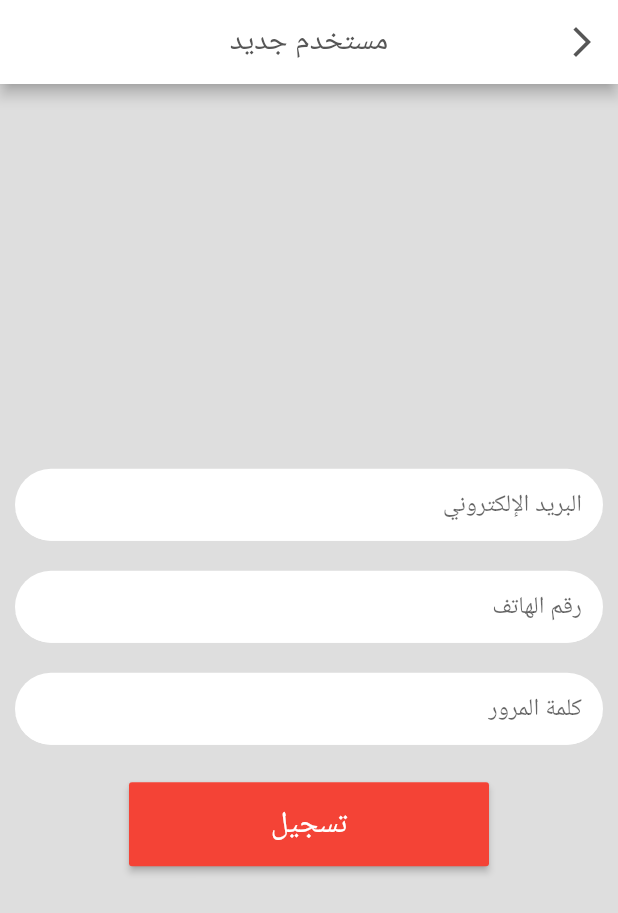
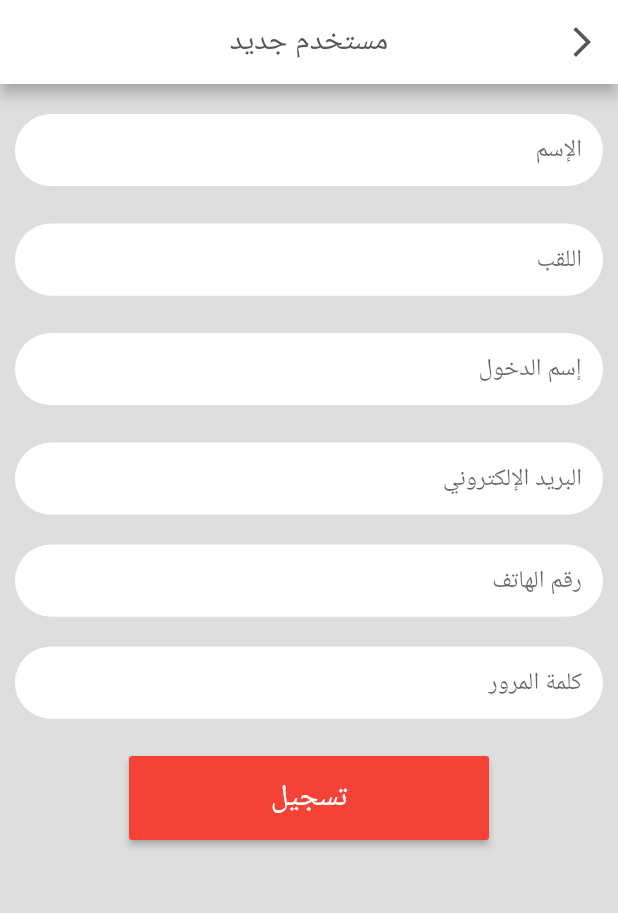
Before and after one commit to Alashiq/Flutter-Qustion-App, a Flutter app: the RegisterScreen screen opened by its route, after a tap on "تسجيل", on a phone screen of 412 x 824 dp. Shown: the top 913 px of the screen. Run offline on Flutter 3.47's test engine with Material 2 defaults, Android fonts, the light colour scheme and no system bars; our stand-ins replace get, google_fonts; accounts and stored records are empty; network calls fail; Roboto replaces fonts that are missing (Tajawal).

Commit message:
Make Register API

```diff
--- a/lib/controllers/user_controller.dart
+++ b/lib/controllers/user_controller.dart
@@ -15,8 +15,7 @@ class UserController extends ChangeNotifier {
   Future<void> login() async {
     print(emailIn.text);
     print(passwordIn.text);
-    dynamic _resData =
-        await DataApi().loginAPI(emailIn.text, passwordIn.text);
+    dynamic _resData = await DataApi().loginAPI(emailIn.text, passwordIn.text);
     if (_resData != null) {
       user = UserModel.fromJson(_resData);
       Get.offNamed('/home');
@@ -25,27 +24,28 @@ class UserController extends ChangeNotifier {
     notifyListeners();
   }
 
-
-
-
-
-    //
+  //
   //
   //
   //=========================> Register Function
+  final firstNameRg = TextEditingController();
+  final lastNameRg = TextEditingController();
+  final loginNameRg = TextEditingController();
   final emailRg = TextEditingController();
   final phoneRg = TextEditingController();
   final passwordRg = TextEditingController();
   Future<void> register() async {
     print(emailIn.text);
-    dynamic _resData =
-        await DataApi().registerAPI(emailRg.text,phoneRg.text, passwordRg.text);
+    dynamic _resData = await DataApi().registerAPI(
+        firstNameRg.text,
+        lastNameRg.text,
+        loginNameRg.text,
+        emailRg.text,
+        passwordRg.text,
+        phoneRg.text);
     if (_resData != null) {
-      user = UserModel.fromJson(_resData);
-      Get.offNamed('/home');
+      Get.offNamed('/');
     }
     notifyListeners();
   }
-
-
 }
--- a/lib/services/api/data_services.dart
+++ b/lib/services/api/data_services.dart
@@ -26,30 +26,29 @@ class DataApi {
     }
   }
 
-  // Login API
-  Future<dynamic> registerAPI(
-      String email, String phone, String password) async {
-    if (email == 'a' && password == '123')
-      return json.decode(
-          '{"token":"libya token","id":1,"phone":"0926503011","name":"عبدالسميع محمود"}');
-    var body =
-        jsonEncode({'username': email, 'phone': phone, 'password': password});
-    var headers = {
-      "Accept": "application/json",
-      "content-type": "application/json"
-    };
+
+   // Register API
+  Future<dynamic> registerAPI(String firstName, String lastName, String loginName, String email, String password,String phone) async {
     try {
-      var data = await http.post(Uri.https(baseUrl, 'auth/register'),
-          body: body, headers: headers);
-      var jsonData = json.decode(data.body);
+      var response = await http.post(Uri.parse(baseUrl + 'auth/registration'),
+          body: {
+            'FirstName': firstName,
+            'LastName': lastName,
+            'LoginName': loginName,
+            'Email': email,
+            'Password': password,
+            'Phone': phone,
+            });
 
-      if (data.statusCode == 200) {
-        return jsonData;
-      } else {
-        return null;
-      }
+      var jsonData = json.decode(response.body);
+
+        print("Success Registerd");
+        return true;
     } on Exception catch (_) {
+      print("error Register");
       return null;
     }
   }
+
+//  End Data API
 }
--- a/lib/view/register_screen.dart
+++ b/lib/view/register_screen.dart
@@ -31,12 +31,81 @@ class RegisterScreen extends StatelessWidget {
         ),
       ),
       body: LoadingBox(
-        child: Container(
-            alignment: Alignment.center,
+        child: SingleChildScrollView(
+          child:Expanded(child:  Container(
               padding: EdgeInsets.fromLTRB(10, 20, 10, 10),
               child: Column(
                 mainAxisAlignment: MainAxisAlignment.center,
                 children: [
+                  // FirstName Input
+                  TextField(
+                    controller: user.firstNameRg,
+                    decoration: InputDecoration(
+                      filled: true,
+                      fillColor: Colors.white,
+                      hintText: 'الإسم',
+                      contentPadding: const EdgeInsets.only(
+                          left: 14.0, right: 14.0, bottom: 8.0, top: 8.0),
+                      focusedBorder: OutlineInputBorder(
+                        borderSide: BorderSide(color: Colors.white),
+                        borderRadius: BorderRadius.circular(25.7),
+                      ),
+                      enabledBorder: UnderlineInputBorder(
+                        borderSide: BorderSide(color: Colors.white),
+                        borderRadius: BorderRadius.circular(25.7),
+                      ),
+                    ),
+                  ),
+
+                  SizedBox(
+                    height: 25,
+                  ),
+                  // Last Name Input
+                  TextField(
+                    controller: user.lastNameRg,
+                    decoration: InputDecoration(
+                      filled: true,
+                      fillColor: Colors.white,
+                      hintText: 'اللقب',
+                      contentPadding: const EdgeInsets.only(
+                          left: 14.0, right: 14.0, bottom: 8.0, top: 8.0),
+                      focusedBorder: OutlineInputBorder(
+                        borderSide: BorderSide(color: Colors.white),
+                        borderRadius: BorderRadius.circular(25.7),
+                      ),
+                      enabledBorder: UnderlineInputBorder(
+                        borderSide: BorderSide(color: Colors.white),
+                        borderRadius: BorderRadius.circular(25.7),
+                      ),
+                    ),
+                  ),
+
+                  SizedBox(
+                    height: 25,
+                  ),
+                  // Login Name Input
+                  TextField(
+                    controller: user.loginNameRg,
+                    decoration: InputDecoration(
+                      filled: true,
+                      fillColor: Colors.white,
+                      hintText: 'إسم الدخول',
+                      contentPadding: const EdgeInsets.only(
+                          left: 14.0, right: 14.0, bottom: 8.0, top: 8.0),
+                      focusedBorder: OutlineInputBorder(
+                        borderSide: BorderSide(color: Colors.white),
+                        borderRadius: BorderRadius.circular(25.7),
+                      ),
+                      enabledBorder: UnderlineInputBorder(
+                        borderSide: BorderSide(color: Colors.white),
+                        borderRadius: BorderRadius.circular(25.7),
+                      ),
+                    ),
+                  ),
+
+                  SizedBox(
+                    height: 25,
+                  ),
                   // Email Input
                   TextField(
                     controller: user.emailRg,
@@ -116,7 +185,10 @@ class RegisterScreen extends StatelessWidget {
                     child: RaisedButton(
                       color: Colors.red,
                       textColor: Colors.white,
-                  child: Text("تسجيل",style:TextStyle(fontSize: 20),),
+                      child: Text(
+                        "تسجيل",
+                        style: TextStyle(fontSize: 20),
+                      ),
                       onPressed: () async {
                         loading.start();
                         await user.register();
@@ -125,7 +197,10 @@ class RegisterScreen extends StatelessWidget {
                     ),
                   )
                 ],
-            )),
+              ),
+              ),
+          ),
+        ),
       ),
     );
   }
```
Lines whose indentation alone changed are shown as unchanged.
